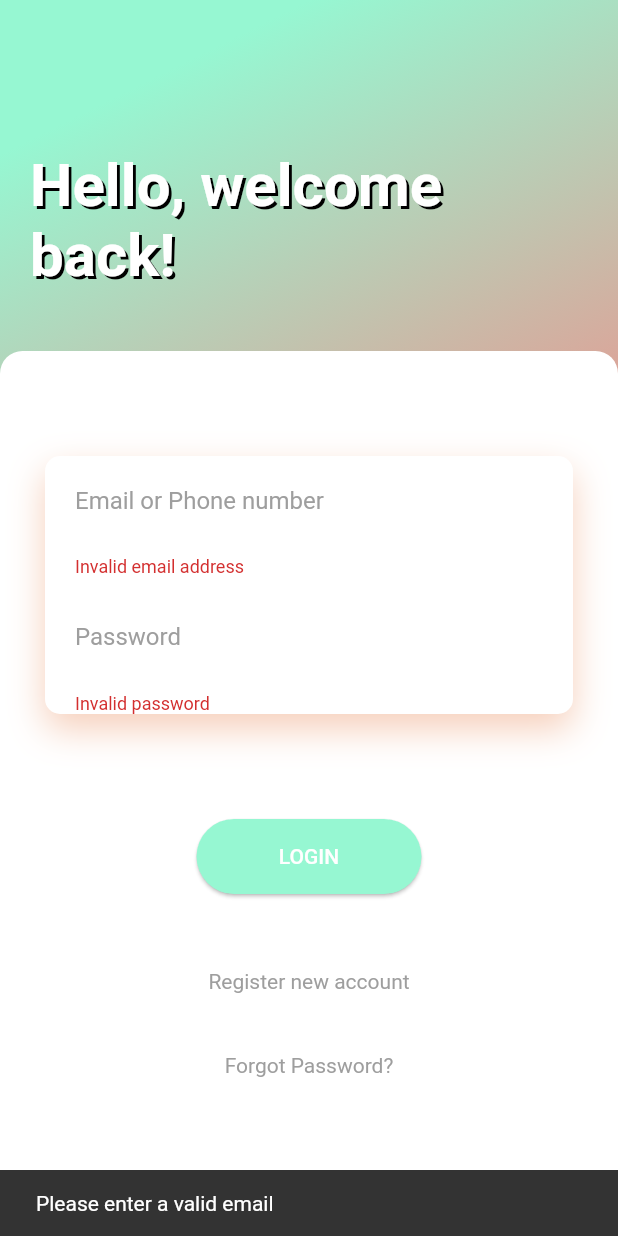
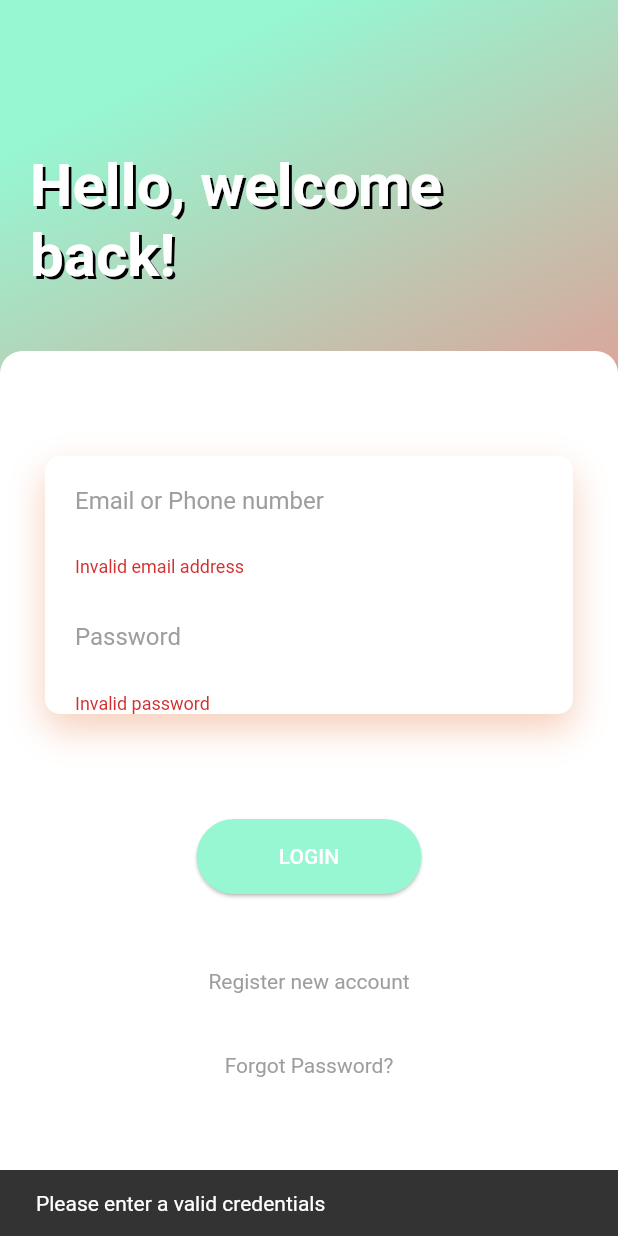
Before and after one commit to floyergilmour/dating_app, a Flutter app: the screen it shows after launch, after a tap on "LOGIN", on a phone screen of 412 x 824 dp. Run offline on Flutter 3.47's test engine with Material 2 defaults, Android fonts, the phone set to English and light mode, and no system bars; our stand-ins replace cloud_firestore, email_validator, firebase_auth, flutter_chips_input; accounts and stored records are empty.

Commit message:
saving this before losing it

```diff
--- a/lib/main.dart
+++ b/lib/main.dart
@@ -1,12 +1,14 @@
 import 'package:flutter/material.dart';
 import 'package:school_app/User/userState.dart';
-import 'package:school_app/pages/loginScreen.dart';
+import 'package:school_app/pages/loginSignupPages/UserSignUpLoginData.dart';
+import 'package:school_app/pages/loginSignupPages/loginScreen.dart';
 import 'package:provider/provider.dart';
 import 'package:school_app/pages/splash.dart';
 import 'package:school_app/pages/startPage.dart';
 import 'package:school_app/components/bottomNavigationBarProvider.dart';
 import 'package:school_app/services/auth.dart';
 import 'package:school_app/components/formState.dart';
+import 'package:school_app/services/formKey.dart';
 import 'User/user.dart';
 import 'package:school_app/themeColor/themeColor.dart';
 
@@ -29,6 +31,8 @@ class SchoolApp extends StatelessWidget {
               ChangeNotifierProvider(create: (_) => UserState()),
               ChangeNotifierProvider(create: (_) => User()),
               ChangeNotifierProvider(create: (_) => FormStatus()),
+              ChangeNotifierProvider(create: (_) => FormKey()),
+              ChangeNotifierProvider(create: (_) => UserSignUpLoginData()),
             ],
             child: HomePage(),
           )
--- /dev/null
+++ b/lib/pages/loginSignupPages/CustomTextFormField.dart
@@ -0,0 +1,27 @@
+import 'package:flutter/material.dart';
+
+class CustomTextFormField extends StatelessWidget {
+  String hint;
+  Function validator;
+  Function onSaved;
+  bool obscureText;
+
+  CustomTextFormField({this.hint, this.validator, this.onSaved, this.obscureText=false});
+
+  @override
+  Widget build(BuildContext context) {
+    return TextFormField(
+      obscureText: obscureText,
+      decoration: InputDecoration(
+        contentPadding: EdgeInsets.all(20.0),
+        hintText: hint,
+        border: InputBorder.none,
+        hintStyle: TextStyle(color: Colors.grey),
+      ),
+      validator: validator,
+      onSaved: onSaved,
+    );
+  }
+
+
+}
--- /dev/null
+++ b/lib/pages/loginSignupPages/UserSignUpLoginData.dart
@@ -0,0 +1,43 @@
+import 'package:flutter/material.dart';
+import 'package:flutter/foundation.dart';
+import 'package:school_app/user/user.dart';
+import 'package:school_app/extensions/extensions.dart';
+
+class UserSignUpLoginData extends ChangeNotifier{
+
+  String _email;
+  String _password;
+  String _name;
+  int _age;
+  Gender _gender;
+  Set<String> _genderPreferences;
+
+  List<String> get getgenderPreferencesAsListOfStrings => genderPreferences.toList();
+
+  set setName(String value) {
+    _name = value;
+    notifyListeners();
+  }
+  set setGender(Gender value) {
+    _gender = value;
+    notifyListeners();
+  }
+
+  String get email => _email;
+  String get password => _password;
+  String get name => _name;
+  int get age => _age;
+  Gender get gender => _gender;
+  Set<String> get genderPreferences => _genderPreferences;
+
+  setGenderPreferences(String gender, bool likes) {
+
+    if(["Males","Females"].contains(gender)) {
+      likes ? genderPreferences.add(gender) : genderPreferences.remove(gender);
+      notifyListeners();
+    }else{
+      throw new Exception("Gender: $gender does not exist");
+    }
+
+  }
+}
--- a/lib/pages/loginScreen.dart
+++ b/lib/pages/loginSignupPages/loginScreen.dart
@@ -1,12 +1,15 @@
+import 'dart:math';
+
 import 'package:flutter/material.dart';
-import 'package:email_validator/email_validator.dart';
 import 'package:school_app/User/user.dart';
 import 'package:school_app/User/userState.dart';
 import 'package:provider/provider.dart';
 import 'package:flutter/foundation.dart';
+import 'package:school_app/pages/loginSignupPages/submitButtons.dart';
+import 'package:school_app/pages/loginSignupPages/texInputs.dart';
 import 'package:school_app/services/auth.dart';
 import 'package:school_app/components/formState.dart';
-import 'package:school_app/extensions/extensions.dart';
+import 'package:school_app/services/formKey.dart';
 
 class LoginScreen extends StatefulWidget with ChangeNotifier {
 
@@ -19,7 +22,7 @@ class _LoginScreenState extends State<LoginScreen> {
   Gender _sexGroupValue = Gender.missing;
   bool _prefersMales  = false, _prefersFemales = false;
   int _age;
-  final GlobalKey<FormState> _formKey = GlobalKey<FormState>();
+  //final GlobalKey<FormState> _formKey = GlobalKey<FormState>();
 
   @override
   Widget build(BuildContext context) {
@@ -28,25 +31,20 @@ class _LoginScreenState extends State<LoginScreen> {
     Auth _auth = Provider.of<Auth>(context);
     User _user = Provider.of<User>(context);
     FormStatus _formState = Provider.of<FormStatus>(context);
+    FormKey _formKey = Provider.of<FormKey>(context);
+    /*
+    var validator = Validators();
 
     void _moveToLogin({bool resetForm:true}) {
-      resetForm ? _formKey.currentState.reset() : null;
+      resetForm ? _formKey.reset() : null;
       _formState.setFormType = FormType.login;
     }
 
     void _moveToRegister() {
-      _formKey.currentState.reset();
+      _formKey.reset();
       _formState.setFormType = FormType.register;
     }
 
-    String _pwrValidator(password) {
-      Pattern pattern = r'^(?=.*[0-9]+.*)(?=.*[a-zA-Z]+.*)[0-9a-zA-Z]{6,}$';
-      RegExp regex = new RegExp(pattern);
-      if (!regex.hasMatch(password))
-        return 'Invalid password';
-      else
-        return null;
-    }
 
     Widget _checkbox(String title, bool boolValue) {
       return Column(
@@ -90,6 +88,8 @@ class _LoginScreenState extends State<LoginScreen> {
         ],
       );
     }
+
+
 
     Container _signupPreferences() {
       return Container(
@@ -139,116 +139,28 @@ class _LoginScreenState extends State<LoginScreen> {
         ),
       );
     }
+*/
+    /*
+    showSnack(String message,BuildContext context){
+      return Scaffold.of(context).showSnackBar(
+        SnackBar(
+          content: Text(message),
+        ),
+      );
+    }
 
-    void _login(e, p) async {
+    void login(e, p) async {
       String returnedUserId = await _auth.signInWithEmailAndPassword(e, p);
       if (returnedUserId.isNotEmpty) {
         _userState.setStatus = UserStatus.Authenticated;
         await _user.setUserSuccessful(returnedUserId);
-        //notifyListeners();
       }
     }
 
-    List<Widget> _buildPersonalDetailsInput() {
-      return _formState.formType == FormType.login ? []:
-       [
-        TextFormField(
-          decoration: InputDecoration(
-            contentPadding: EdgeInsets.all(20.0),
-            hintText: "Name",
-            border: InputBorder.none,
-            hintStyle: TextStyle(color: Colors.grey),
-          ),
-          validator: (name) {
-            if (name.isEmpty) {
-              return 'Please enter a name';
-            }
-            return null;
-          },
-          onSaved: (name) => _name = name.trim(),
-        ),
-        TextFormField(
-          decoration: InputDecoration(
-            contentPadding: EdgeInsets.all(20.0),
-            hintText: "Age",
-            border: InputBorder.none,
-            hintStyle: TextStyle(color: Colors.grey),
-          ),
-          validator: (age) {
-            if (int.parse(age) is int && int.parse(age) >= 18 && int.parse(age) < 120) {
-              return null;
-            }
-            return 'Please enter a your age, you must be over 18';
-          },
-          onSaved: (age) => _age = int.parse(age),
-        ),
-      ];
-    }
+     */
 
-    Column _buildTexInputs() {
-      return Column(
-        children: <Widget>[
-          Container(
-              decoration: BoxDecoration(
-                  color: Colors.white,
-                  borderRadius: BorderRadius.circular(10),
-                  boxShadow: [
-                    BoxShadow(
-                        color: Color.fromRGBO(225, 95, 27, .3),
-                        blurRadius: 20,
-                        offset: Offset(0, 10))
-                  ]),
-              child: Column(children: <Widget>[
-                Form(
-                  key: _formKey,
-                  child: Column(
-                    children: _buildPersonalDetailsInput() + [
-                      TextFormField(
-                        decoration: InputDecoration(
-                          contentPadding: EdgeInsets.all(20.0),
-                          hintText: "Email or Phone number",
-                          border: InputBorder.none,
-                          hintStyle: TextStyle(color: Colors.grey),
-                        ),
-                        validator: (email) => EmailValidator.validate(email)
-                            ? null
-                            : "Invalid email address",
-                        onSaved: (email) => _email = email.trim(),
-                      ),
-                      SizedBox(
-                        height: 10,
-                      ),
-                      TextFormField(
-                        obscureText: true,
-                        decoration: InputDecoration(
-                          hintText: "Password",
-                          hintStyle: TextStyle(color: Colors.grey),
-                          border: InputBorder.none,
-                          contentPadding: EdgeInsets.all(20.0),
-                        ),
-                        onSaved: (password) => _password = password,
-                        validator: _pwrValidator,
-                      ),
-                    ],
-                  ),
-                ),
-              ],
-              ),
-          ),
-          SizedBox(height: 20,),
-          _formState.formType == FormType.login? Column() :_signupPreferences()
-        ],
-      );
-    }
-
-    Future<void> _validateAndSubmit(BuildContext context) async {
-      final formState = _formKey.currentState;
-      if (formState.validate()) {
-        formState.save();
-        try {
-          if (_formState.formType == FormType.login) {
-            _login(_email, _password);
-          } else {
+    /*
+    void register(e, p) async {
       String newUserId = await _auth.createUserWithEmailAndPassword(_email, _password);
 
       var gender = _sexGroupValue.toShortString();
@@ -267,64 +179,24 @@ class _LoginScreenState extends State<LoginScreen> {
           });
       _moveToLogin(resetForm: false);
     }
+     */
+
+    /*
+    Future<void> _validateAndSubmit(BuildContext context) async {
+      if (_formKey.validate()) {
+        _formKey.save();
+        try {
+          _formState.formType == FormType.login
+              ? login(_email, _password)
+              : register( _email, _password);
         } catch (error) {
-          Scaffold.of(context).showSnackBar(
-            SnackBar(
-              content: Text(error.toString()),
-            ),
-          );
+          showSnack(error.toString(), context);
         }
       } else {
-        Scaffold.of(context).showSnackBar(
-            SnackBar(content: Text('Please enter a valid email')));
+        showSnack("Please enter a valid credentials", context);
       }
     }
-
-    Widget _buildSubmitButtons() {
-      return Column(children: [
-        Builder(
-          builder: (context) => ButtonTheme(
-            height: 50,
-            minWidth: 150,
-            child: RaisedButton(
-              elevation: 1,
-              shape: RoundedRectangleBorder(
-                borderRadius: BorderRadius.circular(50.0),
-              ),
-              onPressed: () => _validateAndSubmit(context),
-              color: _formState.formType == FormType.register ? Color.fromRGBO(250, 150, 150, 1) : Color.fromRGBO(150, 247, 210, 1),
-              textColor: Colors.white,
-              child: _formState.formType == FormType.login
-                  ? Text(
-                      "LOGIN",
-                      style: TextStyle(fontSize: 14),
-                    )
-                  : Text(
-                      "REGISTER",
-                      style: TextStyle(fontSize: 14),
-                    ),
-            ),
-          ),
-        ),
-        SizedBox(
-          height: 50,
-        ),
-        InkWell(
-          splashColor: Colors.yellow,
-          hoverColor: Colors.red,
-          highlightColor: Colors.blue,
-          child: _formState.formType == FormType.login
-              ? Text("Register new account",
-                  style: TextStyle(color: Colors.grey))
-              : Text("Login to existing account", style: TextStyle(color: Colors.grey)),
-          onTap: () {
-            _formState.formType == FormType.login
-                ? _moveToRegister()
-                : _moveToLogin(resetForm: true);
-          },
-        )
-      ]);
-    }
+    */
 
     return Scaffold(
       body: Container(
@@ -389,11 +261,20 @@ class _LoginScreenState extends State<LoginScreen> {
                         SizedBox(
                           height: 40,
                         ),
-                        _buildTexInputs(),
+                        //_buildTexInputs(),
+                        TextInputs(
+                          onSavedEmail: (email) => _email = email.trim(),
+                          onSavedPassword: (pwd) => _password = pwd,
+                          onSavedName: (name) => _name = name.trim(),
+                          onSavedAge: (age) => _age = int.parse(age),
+                        ),
                         SizedBox(
                           height: 50,
                         ),
-                        _buildSubmitButtons(),
+                        //_buildSubmitButtons(),
+                        SubmitButtons(
+                          //validateAndSubmit: _validateAndSubmit,
+                        ),
                         SizedBox(
                           height: 40,
                         ),
--- /dev/null
+++ b/lib/pages/loginSignupPages/submitButtons.dart
@@ -0,0 +1,122 @@
+import 'package:flutter/material.dart';
+import 'package:provider/provider.dart';
+import 'package:school_app/components/formState.dart';
+import 'package:school_app/pages/loginSignupPages/UserSignUpLoginData.dart';
+import 'package:school_app/services/auth.dart';
+import 'package:school_app/services/formKey.dart';
+import 'package:school_app/user/user.dart';
+import 'package:school_app/user/userState.dart';
+
+class SubmitButtons extends StatelessWidget {
+
+  //Function validateAndSubmit;
+
+  //SubmitButtons({this.validateAndSubmit});
+
+  @override
+  Widget build(BuildContext context) {
+    FormKey _formKey = Provider.of<FormKey>(context);
+    FormStatus _formState = Provider.of<FormStatus>(context);
+    Auth _auth = Provider.of<Auth>(context);
+    UserSignUpLoginData _signupData = Provider.of<UserSignUpLoginData>(context);
+    UserState _userState = Provider.of<UserState>(context);
+    User _user = Provider.of<User>(context);
+
+    void _moveToLogin({bool resetForm:true}) {
+      resetForm ? _formKey.reset() : null;
+      _formState.setFormType = FormType.login;
+    }
+
+    void _moveToRegister() {
+      _formKey.reset();
+      _formState.setFormType = FormType.register;
+    }
+    showSnack(String message,BuildContext context){
+      return Scaffold.of(context).showSnackBar(
+        SnackBar(
+          content: Text(message),
+        ),
+      );
+    }
+
+    void login(e, p) async {
+      String returnedUserId = await _auth.signInWithEmailAndPassword(e, p);
+      if (returnedUserId.isNotEmpty) {
+        _userState.setStatus = UserStatus.Authenticated;
+        await _user.setUserSuccessful(returnedUserId);
+      }
+    }
+
+    void register(e, p) async {
+      String newUserId = await _auth.createUserWithEmailAndPassword(_signupData.email, _signupData.password);
+      _auth.updateValues(
+          newUserId,
+          {
+            "name": _signupData.name,
+            "age": _signupData.age,
+            "gender": _signupData.gender,
+            "gender_preferences" : _signupData.genderPreferences
+          });
+      _moveToLogin(resetForm: false);
+    }
+
+    Future<void> validateAndSubmit(BuildContext context) async {
+      if (_formKey.validate()) {
+        _formKey.save();
+        try {
+          _formState.formType == FormType.login
+              ? login(_signupData.email, _signupData.password)
+              : register( _signupData.email, _signupData.password);
+        } catch (error) {
+          showSnack(error.toString(), context);
+        }
+      } else {
+        showSnack("Please enter a valid credentials", context);
+      }
+    }
+    return Column(children: [
+      Builder(
+        builder: (context) => ButtonTheme(
+          height: 50,
+          minWidth: 150,
+          child: RaisedButton(
+            elevation: 1,
+            shape: RoundedRectangleBorder(
+              borderRadius: BorderRadius.circular(50.0),
+            ),
+            onPressed: () => validateAndSubmit(context),
+            color: _formState.formType == FormType.register ? Color.fromRGBO(250, 150, 150, 1) : Color.fromRGBO(150, 247, 210, 1),
+            textColor: Colors.white,
+            child: _formState.formType == FormType.login
+                ? Text(
+              "LOGIN",
+              style: TextStyle(fontSize: 14),
+            )
+                : Text(
+              "REGISTER",
+              style: TextStyle(fontSize: 14),
+            ),
+          ),
+        ),
+      ),
+      SizedBox(
+        height: 50,
+      ),
+      InkWell(
+        splashColor: Colors.yellow,
+        hoverColor: Colors.red,
+        highlightColor: Colors.blue,
+        child: _formState.formType == FormType.login
+            ? Text("Register new account",
+            style: TextStyle(color: Colors.grey))
+            : Text("Login to existing account", style: TextStyle(color: Colors.grey)),
+        onTap: () {
+          _formState.formType == FormType.login
+              ? _moveToRegister()
+              : _moveToLogin();
+        },
+      )
+    ]);
+  }
+
+}
--- /dev/null
+++ b/lib/pages/loginSignupPages/texInputs.dart
@@ -0,0 +1,95 @@
+import 'package:flutter/material.dart';
+import 'package:provider/provider.dart';
+import 'package:school_app/components/formState.dart';
+import 'package:school_app/pages/loginSignupPages/CustomTextFormField.dart';
+import 'package:school_app/pages/loginSignupPages/signupPreferences.dart';
+import 'package:school_app/pages/loginSignupPages/validators.dart';
+import 'package:school_app/services/formKey.dart';
+
+class TextInputs extends StatelessWidget with ChangeNotifier {
+  Function onSavedEmail;
+  Function onSavedPassword;
+  Function onSavedName;
+  Function onSavedAge;
+
+  TextInputs(
+      {this.onSavedEmail,
+      this.onSavedPassword,
+      this.onSavedName,
+      this.onSavedAge});
+
+  Widget build(BuildContext context) {
+    FormStatus _formState = Provider.of<FormStatus>(context);
+    FormKey _formKey = Provider.of<FormKey>(context);
+    var validator = Validators();
+
+    List<Widget> _buildPersonalDetailsInput() {
+      return _formState.formType == FormType.login
+          ? []
+          : [
+              CustomTextFormField(
+                  hint: "Name",
+                  validator: (value) => validator.nameValidator(value),
+                  onSaved: (value) => onSavedName(value) //_name = val.trim(),
+                  ),
+              CustomTextFormField(
+                  hint: "Age",
+                  validator: (value) => validator.ageValidator(value),
+                  onSaved: (value) =>
+                      onSavedAge(value) //(age) => _age = int.parse(age),
+                  ),
+            ];
+    }
+
+    return Column(
+      children: <Widget>[
+        Container(
+          decoration: BoxDecoration(
+              color: Colors.white,
+              borderRadius: BorderRadius.circular(10),
+              boxShadow: [
+                BoxShadow(
+                    color: Color.fromRGBO(225, 95, 27, .3),
+                    blurRadius: 20,
+                    offset: Offset(0, 10))
+              ]),
+          child: Column(
+            children: <Widget>[
+              Form(
+                key: _formKey.formKey,
+                child: Column(
+                  children: _buildPersonalDetailsInput() +
+                      [
+                        CustomTextFormField(
+                            hint: "Email or Phone number",
+                            validator: (value) =>
+                                validator.emailValidator(value),
+                            onSaved: (email) =>
+                                onSavedEmail(email) //_email = email.trim(),
+                            ),
+                        SizedBox(
+                          height: 10,
+                        ),
+                        CustomTextFormField(
+                            hint: "Password",
+                            validator: (value) =>
+                                validator.passwordValidator(value),
+                            onSaved: (value) =>
+                                onSavedPassword(value) // _password = value,
+                            ),
+                      ],
+                ),
+              ),
+            ],
+          ),
+        ),
+        SizedBox(
+          height: 20,
+        ),
+        _formState.formType == FormType.login
+            ? Column()
+            : SignupPreferences()
+      ],
+    );
+  }
+}
--- /dev/null
+++ b/lib/pages/loginSignupPages/validators.dart
@@ -0,0 +1,31 @@
+import 'package:email_validator/email_validator.dart';
+
+class Validators {
+  String ageValidator(value) {
+    if (value == null) {
+      return 'Please enter a your age, you must be over 18';
+    } else if (int.parse(value) is int &&
+        int.parse(value) >= 18 &&
+        int.parse(value) < 120) {
+      return null;
+    }
+    return 'Please enter a your age, you must be over 18';
+  }
+
+  String nameValidator(value) {
+    return value.isEmpty ? 'Please enter a name' : null;
+  }
+
+  String emailValidator(value) {
+    return EmailValidator.validate(value) ? null : "Invalid email address";
+  }
+
+  String passwordValidator(value) {
+    Pattern pattern = r'^(?=.*[0-9]+.*)(?=.*[a-zA-Z]+.*)[0-9a-zA-Z]{6,}$';
+    RegExp regex = new RegExp(pattern);
+    if (!regex.hasMatch(value))
+      return 'Invalid password';
+    else
+      return null;
+  }
+}
--- a/lib/pages/profile.dart
+++ b/lib/pages/profile.dart
@@ -1,7 +1,6 @@
 import 'package:flutter/cupertino.dart';
 import 'package:flutter/material.dart';
 import 'dart:math';
-import 'package:school_app/extensions/extensions.dart';
 import 'package:school_app/components/profileBox.dart';
 
 class Profile extends StatelessWidget {
--- a/lib/pages/profileSettingsPage.dart
+++ b/lib/pages/profileSettingsPage.dart
@@ -2,7 +2,6 @@ import 'package:flutter/cupertino.dart';
 import 'package:flutter/material.dart';
 import 'package:provider/provider.dart';
 import 'package:school_app/User/user.dart';
-import 'package:school_app/components/CriteriaTag.dart';
 import 'package:school_app/components/CustomRaisedButton.dart';
 import 'package:school_app/components/chipsInput.dart';
 import 'package:school_app/components/customInputCard.dart';
--- a/lib/pages/setting.dart
+++ b/lib/pages/setting.dart
@@ -1,9 +1,7 @@
 import 'package:flutter/material.dart';
 import 'package:school_app/User/user.dart';
-import 'package:school_app/User/userState.dart';
 import 'package:provider/provider.dart';
 import 'package:school_app/components/buildDivider.dart';
-import 'package:school_app/pages/profile.dart';
 import 'package:school_app/pages/profileSettingsPage.dart';
 import 'package:school_app/pages/settings/ChangePasswordPage.dart';
 
--- a/lib/pages/startPage.dart
+++ b/lib/pages/startPage.dart
@@ -1,7 +1,6 @@
 import 'package:flutter/material.dart';
 import 'package:school_app/User/userState.dart';
 import 'package:school_app/components/bottomNavigationBarProvider.dart';
-import 'package:school_app/pages/profileSettingsPage.dart';
 import 'package:school_app/pages/profile.dart';
 import 'package:provider/provider.dart';
 import 'package:flutter/foundation.dart';
--- a/lib/services/auth.dart
+++ b/lib/services/auth.dart
@@ -1,12 +1,10 @@
 import 'dart:async';
-import 'package:cloud_firestore/cloud_firestore.dart';
 import 'package:firebase_auth/firebase_auth.dart';
 import 'package:flutter/cupertino.dart';
 import 'package:school_app/services/firestore_database.dart';
 
 class Auth extends ChangeNotifier {
   final FirebaseAuth _firebaseAuth = FirebaseAuth.instance;
-  final List<String> USER_FIELDS = ['userId', 'firstName', 'lastName', 'middleName', 'school', 'email', 'userType', 'dateOfBirth', 'gender', 'description', 'ideologies', 'interests', 'religions', 'title', 'employer',];
 
   Future<String> signInWithEmailAndPassword(String email, String password) async {
     final AuthResult authResult = await _firebaseAuth.signInWithEmailAndPassword(email: email, password: password);
@@ -33,7 +31,6 @@ class Auth extends ChangeNotifier {
     return authResult.user.uid.toString();
   }
 
-
   Future<String> currentUser() async {
     final FirebaseUser user = await _firebaseAuth.currentUser();
     notifyListeners();
--- /dev/null
+++ b/lib/services/formKey.dart
@@ -0,0 +1,23 @@
+import 'package:flutter/foundation.dart';
+import 'package:flutter/material.dart';
+
+class FormKey extends ChangeNotifier {
+  final GlobalKey<FormState> _formKey = GlobalKey<FormState>();
+
+  GlobalKey get formKey => _formKey;
+  State<StatefulWidget> get currentState => _formKey.currentState;
+
+  void reset(){
+    _formKey.currentState.reset();
+    notifyListeners();
+  }
+
+  void save(){
+    _formKey.currentState.save();
+    notifyListeners();
+  }
+
+  bool validate(){
+    return _formKey.currentState.validate();
+  }
+}
```
Also changed, not shown: lib/pages/loginSignupPages/signupPreferences.dart (added, +93 -0 lines), lib/pages/signUpScreen.dart (deleted, +0 -25 lines), pubspec.lock, 2 other files. Lines whose indentation alone changed are shown as unchanged.
